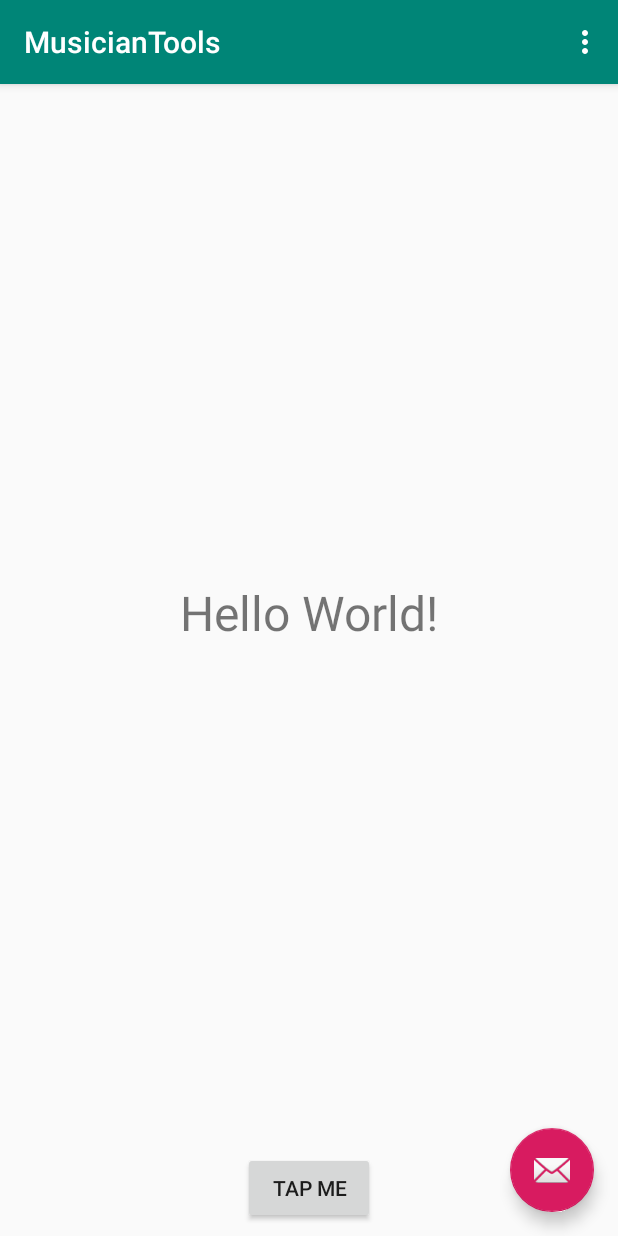
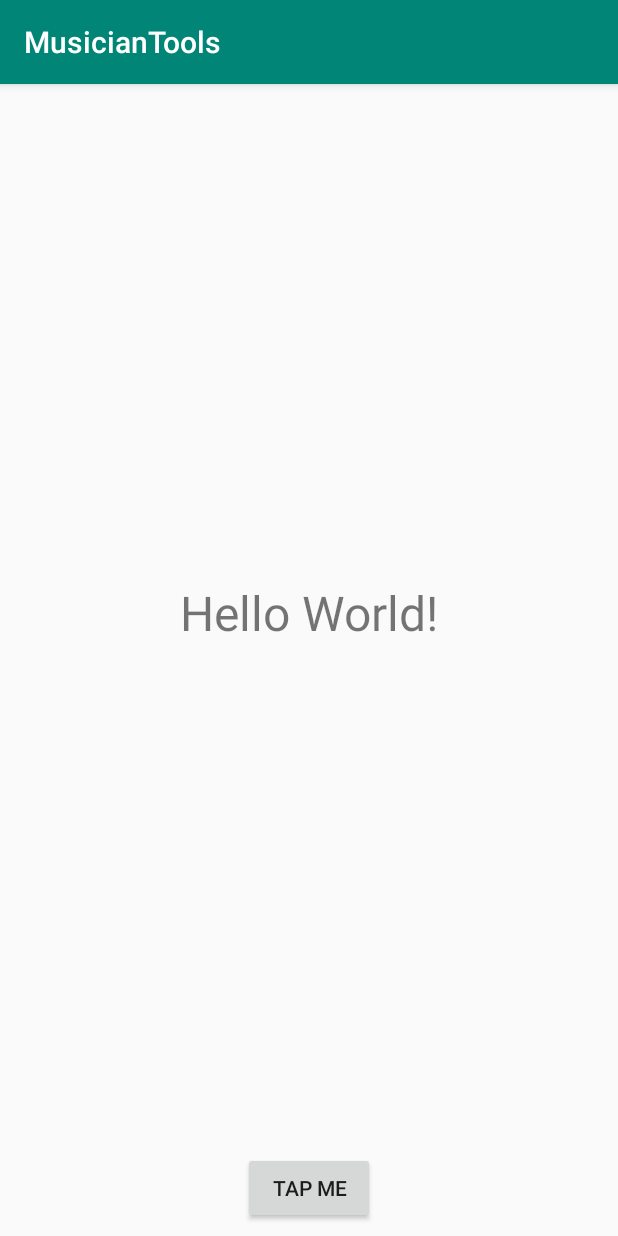
Before and after one commit to mercuriete/android-musician-tools, an Android app: the screen it shows after launch (MenuActivity), on a phone screen of 412 x 824 dp. Run offline under Robolectric (Android 15) with nearby library versions, the phone set to English and light mode, and no system bars.

Commit message:
working on #6 Cleaning some ui elements from boilerplate

```diff
--- a/app/src/main/java/org/mercuriete/musiciantools/MenuActivity.kt
+++ b/app/src/main/java/org/mercuriete/musiciantools/MenuActivity.kt
@@ -17,29 +17,9 @@ class MenuActivity : AppCompatActivity() {
         setContentView(R.layout.activity_menu)
         setSupportActionBar(toolbar)
 
-        fab.setOnClickListener { view ->
-            Snackbar.make(view, "Replace with your own action", Snackbar.LENGTH_LONG)
-                    .setAction("Action", null).show()
-        }
-        button.setOnClickListener { view ->
+        button.setOnClickListener { _ ->
             bpmCalculatorService.beat()
             bpmText.text = String.format("%.2f", bpmCalculatorService.getBPM())
         }
     }
-
-    override fun onCreateOptionsMenu(menu: Menu): Boolean {
-        // Inflate the menu; this adds items to the action bar if it is present.
-        menuInflater.inflate(R.menu.menu_menu, menu)
-        return true
-    }
-
-    override fun onOptionsItemSelected(item: MenuItem): Boolean {
-        // Handle action bar item clicks here. The action bar will
-        // automatically handle clicks on the Home/Up button, so long
-        // as you specify a parent activity in AndroidManifest.xml.
-        return when (item.itemId) {
-            R.id.action_settings -> true
-            else -> super.onOptionsItemSelected(item)
-        }
-    }
 }
--- a/app/src/main/res/layout/activity_menu.xml
+++ b/app/src/main/res/layout/activity_menu.xml
@@ -22,12 +22,4 @@
 
     <include layout="@layout/content_menu" />
 
-    <android.support.design.widget.FloatingActionButton
-        android:id="@+id/fab"
-        android:layout_width="wrap_content"
-        android:layout_height="wrap_content"
-        android:layout_gravity="bottom|end"
-        android:layout_margin="@dimen/fab_margin"
-        app:srcCompat="@android:drawable/ic_dialog_email" />
-
 </android.support.design.widget.CoordinatorLayout>
--- a/app/src/main/res/menu/menu_menu.xml
+++ /dev/null
@@ -1,10 +0,0 @@
-<menu xmlns:android="http://schemas.android.com/apk/res/android"
-    xmlns:app="http://schemas.android.com/apk/res-auto"
-    xmlns:tools="http://schemas.android.com/tools"
-    tools:context="org.mercuriete.musiciantools.MenuActivity">
-    <item
-        android:id="@+id/action_settings"
-        android:orderInCategory="100"
-        android:title="@string/action_settings"
-        app:showAsAction="never" />
-</menu>
```
